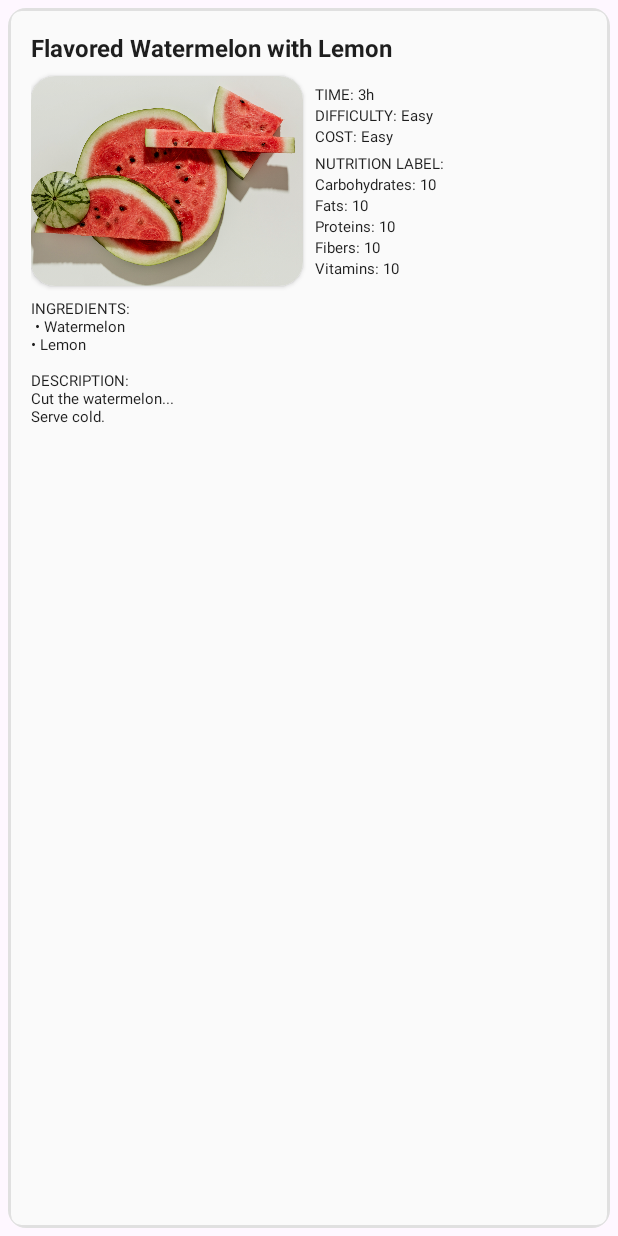
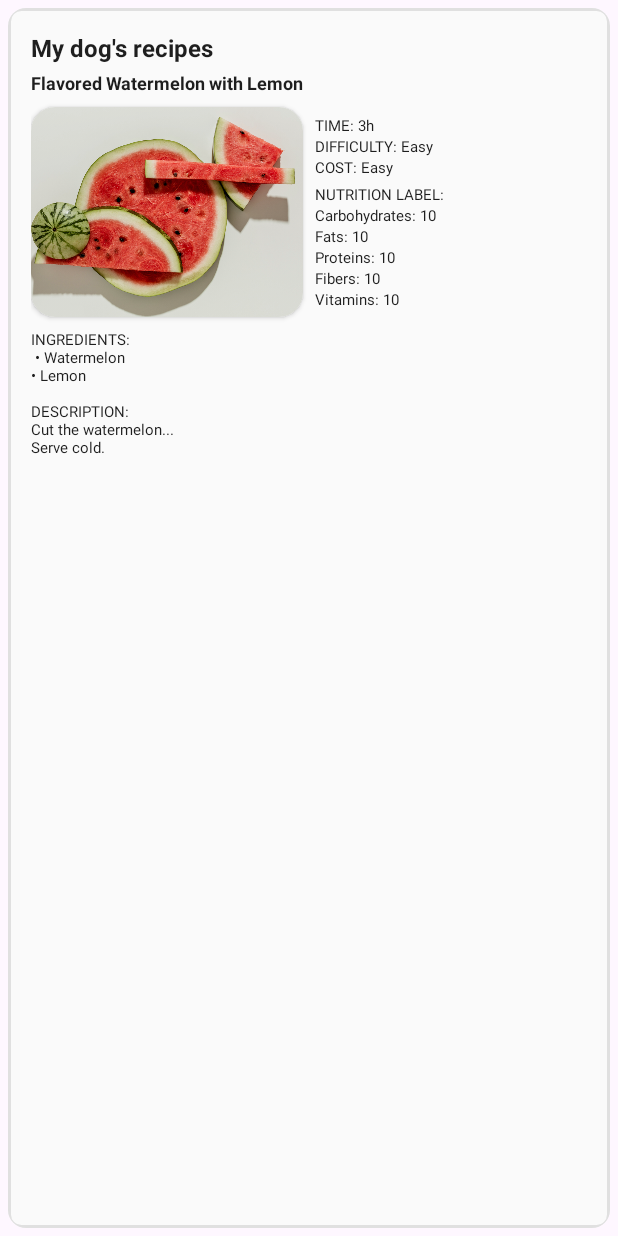
Before and after one commit to tatoken/DogGo, an Android app: the layout recipe_card.xml on its own in the app's theme, with its tools: preview values and no code run, on a phone screen of 412 x 824 dp. Run offline under Robolectric (Android 15) with nearby library versions, the phone set to English and light mode, and no system bars.

Commit message:
Allineamento delle card alle altre sezioni

```diff
--- a/app/build.gradle.kts
+++ b/app/build.gradle.kts
@@ -41,8 +41,9 @@ android {
 }
 
 dependencies {
+
     implementation(platform("com.google.firebase:firebase-bom:33.14.0"))
-    implementation ("com.google.firebase:firebase-database:20.3.0")
+    implementation("com.google.firebase:firebase-database:20.3.0")
     implementation("com.google.firebase:firebase-analytics")
     implementation("com.github.PhilJay:MPAndroidChart:v3.1.0")
 
@@ -63,4 +64,5 @@ dependencies {
     testImplementation(libs.junit)
     androidTestImplementation(libs.androidx.junit)
     androidTestImplementation(libs.androidx.espresso.core)
+
 }
--- a/app/src/main/res/layout/food_layout.xml
+++ b/app/src/main/res/layout/food_layout.xml
@@ -20,6 +20,7 @@
         app:layout_constraintEnd_toEndOf="parent"
         app:layout_constraintHeight_default="percent"
         app:layout_constraintHeight_percent="0.6" />
+
 
     <!--Seconda parte-->
     <LinearLayout
--- a/app/src/main/res/layout/recipe_card.xml
+++ b/app/src/main/res/layout/recipe_card.xml
@@ -15,14 +15,29 @@
 
         <!-- Titolo ricetta -->
         <TextView
+            android:id="@+id/titleSection"
+            android:layout_width="0dp"
+            android:layout_height="wrap_content"
+            android:text="My dog's recipes"
+            android:textStyle="bold"
+            android:textSize="16sp"
+            android:textColor="@color/myBlack"
+            app:layout_constraintTop_toTopOf="parent"
+            app:layout_constraintStart_toStartOf="parent"
+            app:layout_constraintEnd_toEndOf="parent" />
+
+
+        <!-- Titolo ricetta -->
+        <TextView
             android:id="@+id/recipeTitle"
             android:layout_width="0dp"
             android:layout_height="wrap_content"
             android:text="Flavored Watermelon with Lemon"
             android:textStyle="bold"
-            android:textSize="16sp"
+            android:textSize="12sp"
             android:textColor="@color/myBlack"
-            app:layout_constraintTop_toTopOf="parent"
+            android:layout_marginTop="4dp"
+            app:layout_constraintTop_toBottomOf="@+id/titleSection"
             app:layout_constraintStart_toStartOf="parent"
             app:layout_constraintEnd_toEndOf="parent" />
 
```
Also changed, not shown: app/src/main/res/layout/add_recipe_card.xml (+29 -4 lines).
